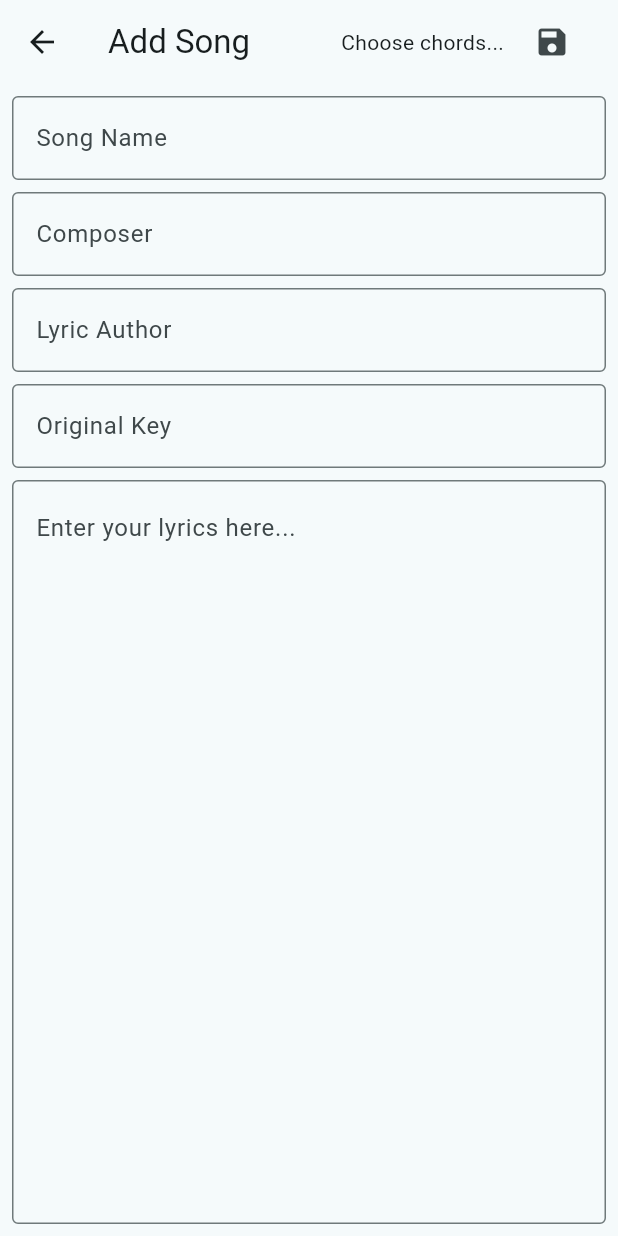
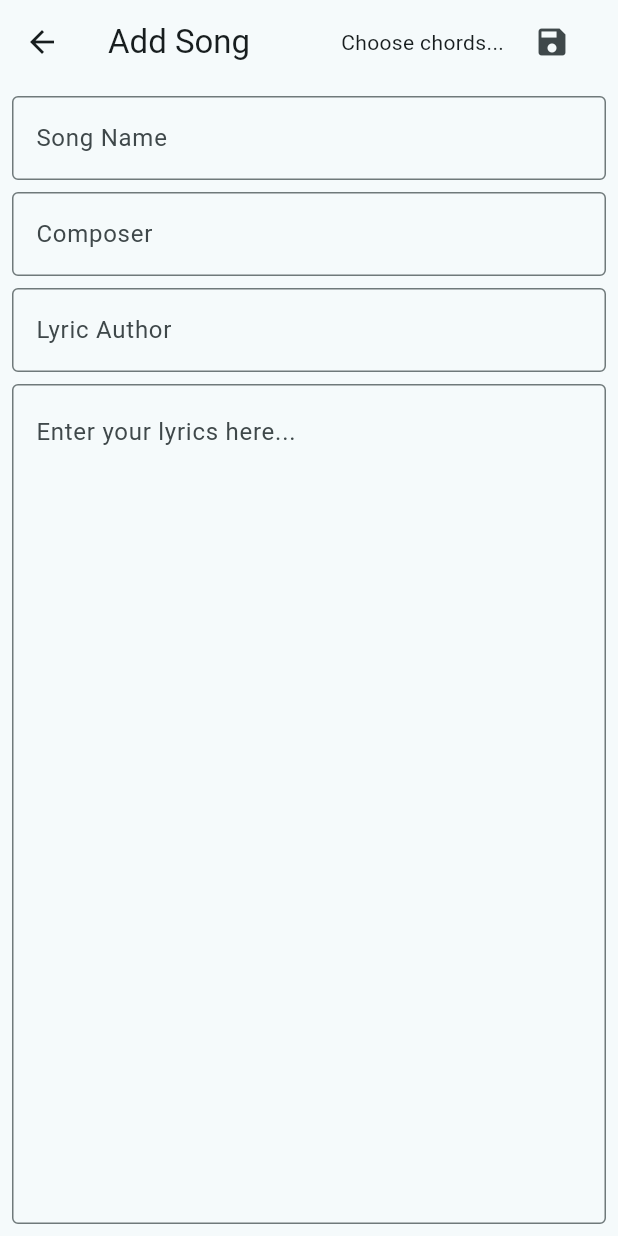
Before and after one commit to margusoe/unitedwoship, a Flutter app: the screen it shows after launch, in the side drawer, after a tap on "Add Song", on a phone screen of 412 x 824 dp. Run offline on Flutter 3.47's test engine with Material 3 defaults, Android fonts, the phone set to English and light mode, and no system bars; our stand-ins replace get_it, sqflite; missing offline and left inert: flutter_chord; accounts and stored records are empty.

Commit message:
removed Original Key from Schema

```diff
--- a/lib/home/home_screen.dart
+++ b/lib/home/home_screen.dart
@@ -24,12 +24,11 @@ class _HomeScreenState extends State<HomeScreen> {
   Widget build(BuildContext context) {
     return Scaffold(
       appBar: AppBar(
-        title: Text('Flutter App'),
+        title: Text('United Worship'),
         actions: [
           IconButton(
             icon: Icon(Icons.search),
             onPressed: () {
-              // Add your search action here
               showSearch(context: context, delegate: CustomSearchDelegate());
             },
           ),
--- a/lib/infrastructure/in_app_storage.dart
+++ b/lib/infrastructure/in_app_storage.dart
@@ -15,14 +15,13 @@ class SongDatabase {
   static const String columnSongName = 'song_name';
   static const String columnComposer = 'composer';
   static const String columnLyricAuthor = 'lyric_author';
-  static const String columnOriginalKey = 'original_key';
   static const String columnDateAdded = 'date_added';
   static const String columnLyrics = 'lyrics';
 
   Future<void> init() async {
     var databasesPath = await getDatabasesPath();
     var path = join(databasesPath, _dbName);
-
+    print(path);
     _database = await openDatabase(
       path,
       version: 1,
@@ -37,7 +36,6 @@ class SongDatabase {
         $columnSongName TEXT NOT NULL,
         $columnComposer TEXT NOT NULL,
         $columnLyricAuthor TEXT NOT NULL,
-        $columnOriginalKey TEXT NOT NULL,
         $columnLyrics TEXT NOT NULL,
         $columnDateAdded TIMESTAMP NOT NULL DEFAULT CURRENT_TIMESTAMP
       )
@@ -56,7 +54,6 @@ class SongDatabase {
         columnSongName,
         columnComposer,
         columnLyricAuthor,
-        columnOriginalKey,
         columnLyrics,
         columnDateAdded
       ],
@@ -105,7 +102,6 @@ class SongModel {
   final String title;
   final String composer;
   final String lyricAuthor;
-  final String originalKey;
   final String lyrics;
   final DateTime dateAdded;
 
@@ -114,7 +110,6 @@ class SongModel {
     required this.title,
     required this.composer,
     required this.lyricAuthor,
-    required this.originalKey,
     required this.lyrics,
     required this.dateAdded,
   });
@@ -124,7 +119,6 @@ class SongModel {
         SongDatabase.columnSongName: title,
         SongDatabase.columnComposer: composer,
         SongDatabase.columnLyricAuthor: lyricAuthor,
-        SongDatabase.columnOriginalKey: originalKey,
         SongDatabase.columnLyrics: lyrics,
         SongDatabase.columnDateAdded: dateAdded.toIso8601String(),
       };
@@ -134,26 +128,23 @@ class SongModel {
         title: json[SongDatabase.columnSongName] as String,
         composer: json[SongDatabase.columnComposer] as String,
         lyricAuthor: json[SongDatabase.columnLyricAuthor] as String,
-        originalKey: json[SongDatabase.columnOriginalKey] as String,
         lyrics: json[SongDatabase.columnLyrics] as String,
         dateAdded: DateTime.parse(json[SongDatabase.columnDateAdded] as String),
       );
 
   SongModel copy({
     int? songId,
-    String? songName,
+    String? title,
     String? composer,
     String? lyricAuthor,
-    String? originalKey,
     String? lyrics,
     DateTime? dateAdded,
   }) =>
       SongModel(
         songId: songId ?? this.songId,
-        title: songName ?? this.title,
+        title: title ?? this.title,
         composer: composer ?? this.composer,
         lyricAuthor: lyricAuthor ?? this.lyricAuthor,
-        originalKey: originalKey ?? this.originalKey,
         lyrics: lyrics ?? this.lyrics,
         dateAdded: dateAdded ?? this.dateAdded,
       );
--- a/lib/screens/add_edit_song/add_edit_song_manager.dart
+++ b/lib/screens/add_edit_song/add_edit_song_manager.dart
@@ -10,7 +10,6 @@ class AddEditSongManager {
     required String songName,
     required String composer,
     required String lyricAuthor,
-    required String originalKey,
     required String lyrics,
   }) async {
     final lyricsModel = SongModel(
@@ -18,7 +17,6 @@ class AddEditSongManager {
       title: songName,
       composer: composer,
       lyricAuthor: lyricAuthor,
-      originalKey: originalKey,
       lyrics: lyrics,
       dateAdded: DateTime.now(),
     );
--- a/lib/screens/add_edit_song/add_edit_song_screen.dart
+++ b/lib/screens/add_edit_song/add_edit_song_screen.dart
@@ -18,7 +18,6 @@ class _AddEditSongScreenState extends State<AddEditSongScreen> {
   final TextEditingController _songNameController = TextEditingController();
   final TextEditingController _composerController = TextEditingController();
   final TextEditingController _lyricAuthorController = TextEditingController();
-  final TextEditingController _originalKeyController = TextEditingController();
   final List<String> _chords = [
     'A',
     'Am',
@@ -63,7 +62,6 @@ class _AddEditSongScreenState extends State<AddEditSongScreen> {
     _songNameController.text = songModel.title;
     _composerController.text = songModel.composer;
     _lyricAuthorController.text = songModel.lyricAuthor;
-    _originalKeyController.text = songModel.originalKey;
   }
 
   @override
@@ -72,7 +70,6 @@ class _AddEditSongScreenState extends State<AddEditSongScreen> {
     _songNameController.dispose();
     _composerController.dispose();
     _lyricAuthorController.dispose();
-    _originalKeyController.dispose();
     super.dispose();
   }
 
@@ -95,14 +92,12 @@ class _AddEditSongScreenState extends State<AddEditSongScreen> {
     if (_lyricsController.text.isNotEmpty &&
         _songNameController.text.isNotEmpty &&
         _composerController.text.isNotEmpty &&
-        _lyricAuthorController.text.isNotEmpty &&
-        _originalKeyController.text.isNotEmpty) {
+        _lyricAuthorController.text.isNotEmpty) {
       _manager.saveSong(
         songId: widget.songId,
         songName: _songNameController.text,
         composer: _composerController.text,
         lyricAuthor: _lyricAuthorController.text,
-        originalKey: _originalKeyController.text,
         lyrics: _lyricsController.text,
       );
       Navigator.pop(context, _lyricsController.text);
@@ -160,14 +155,6 @@ class _AddEditSongScreenState extends State<AddEditSongScreen> {
               ),
             ),
             const SizedBox(height: 8),
-            TextField(
-              controller: _originalKeyController,
-              decoration: const InputDecoration(
-                border: OutlineInputBorder(),
-                labelText: 'Original Key',
-              ),
-            ),
-            const SizedBox(height: 8),
             Expanded(
               child: TextField(
                 controller: _lyricsController,
```
